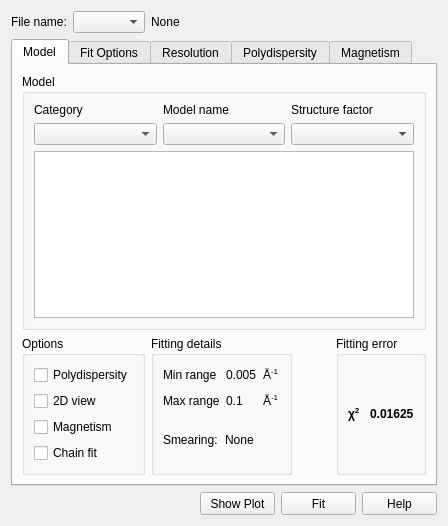
Above: src/sas/qtgui/Perspectives/Fitting/UI/FittingWidgetUI.ui from SasView/sasview before the change. Below: the same form after it.
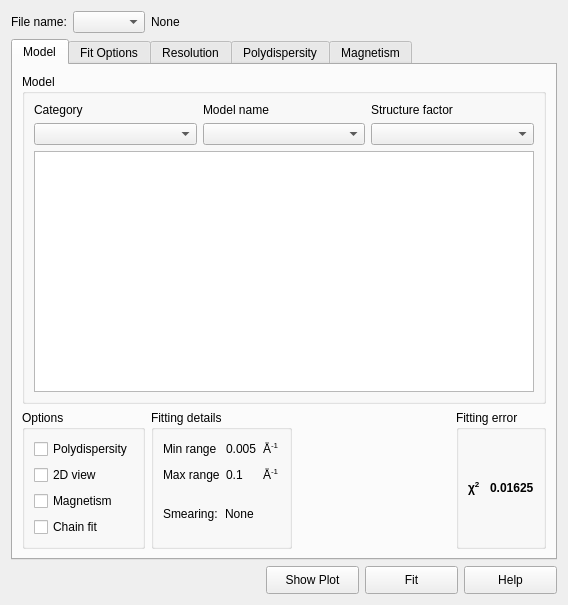
That is the form after the change.

Patch:
```diff
--- a/src/sas/qtgui/Perspectives/Fitting/UI/FittingWidgetUI.ui
+++ b/src/sas/qtgui/Perspectives/Fitting/UI/FittingWidgetUI.ui
@@ -6,8 +6,8 @@
    <rect>
     <x>0</x>
     <y>0</y>
-    <width>448</width>
-    <height>526</height>
+    <width>568</width>
+    <height>605</height>
    </rect>
   </property>
   <property name="sizePolicy">
@@ -449,8 +449,8 @@
        </property>
        <property name="minimumSize">
         <size>
-         <width>75</width>
-         <height>23</height>
+         <width>93</width>
+         <height>28</height>
         </size>
        </property>
        <property name="text">
@@ -468,8 +468,8 @@
        </property>
        <property name="minimumSize">
         <size>
-         <width>75</width>
-         <height>23</height>
+         <width>93</width>
+         <height>28</height>
         </size>
        </property>
        <property name="text">
@@ -487,8 +487,8 @@
        </property>
        <property name="minimumSize">
         <size>
-         <width>75</width>
-         <height>23</height>
+         <width>93</width>
+         <height>28</height>
         </size>
        </property>
        <property name="text">
```
